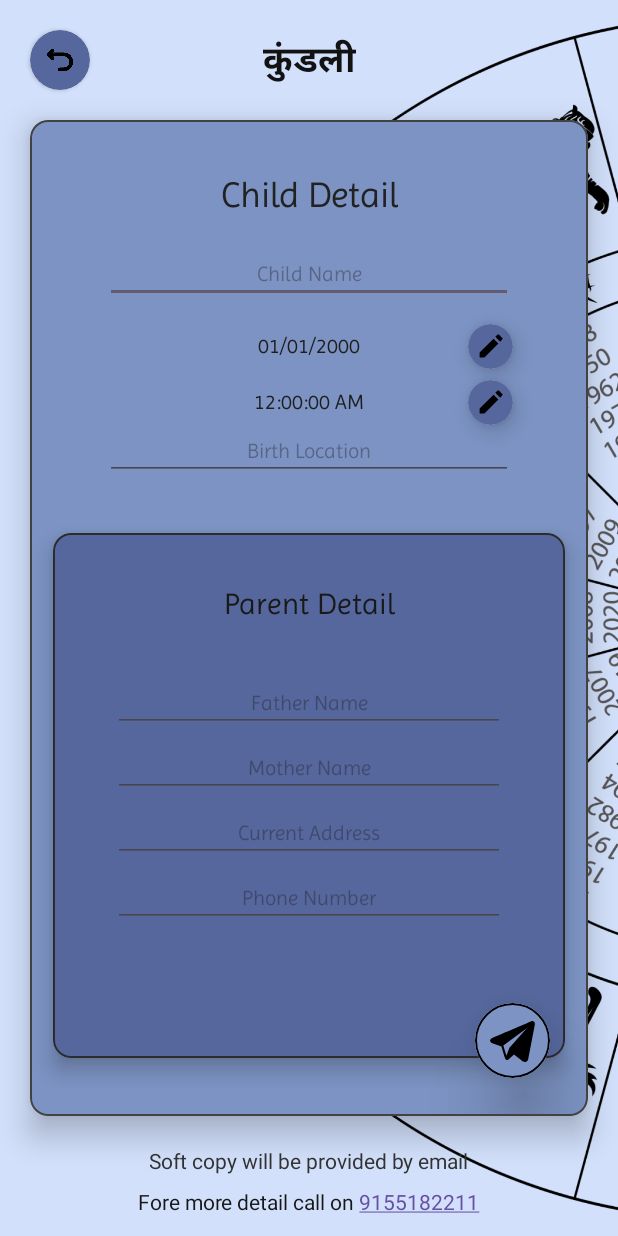
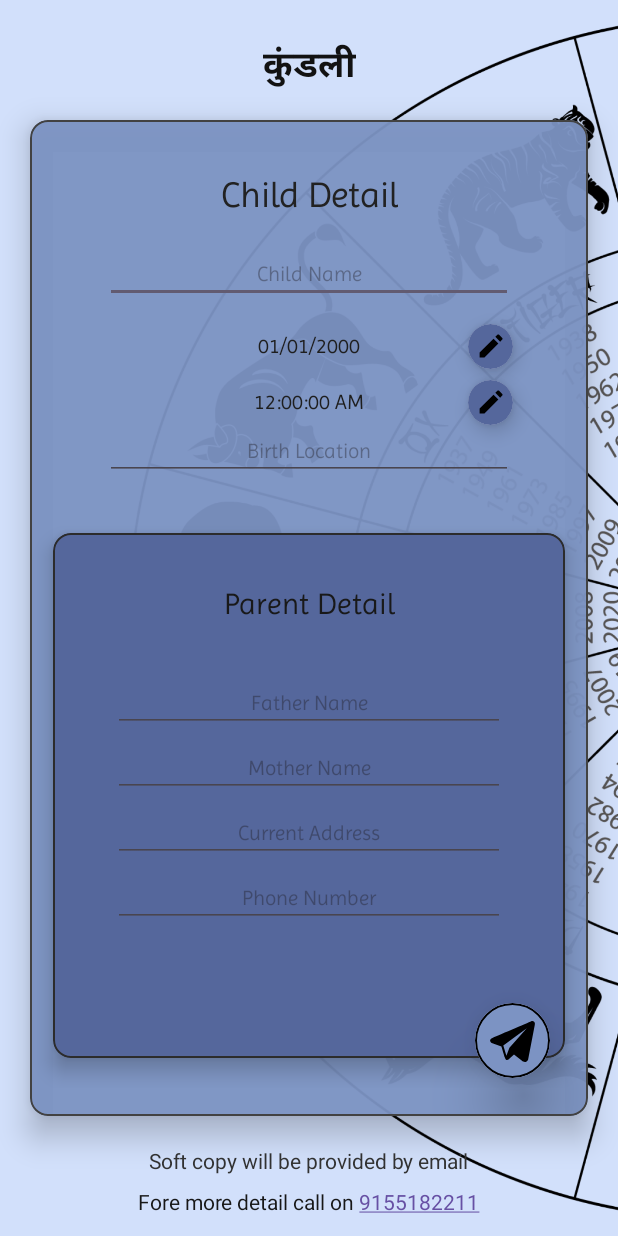
Before and after one commit to akp660/Ganpati_App, an Android app: the Kundali_entry screen opened directly, with no data from a screen before it, on a phone screen of 412 x 824 dp. Run offline under Robolectric (Android 15) with nearby library versions, the phone set to English and light mode, and no system bars; Roboto replaces fonts that are not available here; 1 statement that could not run was skipped.

Commit message:
Updated aarti and kundali layout and added on click listner

```diff
--- a/app/src/main/res/layout/activity_kundali_entry.xml
+++ b/app/src/main/res/layout/activity_kundali_entry.xml
@@ -18,52 +18,20 @@
         app:layout_constraintStart_toStartOf="parent"
         app:layout_constraintTop_toTopOf="parent" />
 
-    <androidx.cardview.widget.CardView
-        android:id="@id/backButton"
-        android:layout_width="40sp"
-        android:layout_height="40sp"
-        android:layout_marginStart="20dp"
-        android:layout_marginTop="20dp"
-        app:cardBackgroundColor="#55679C"
-        app:cardCornerRadius="50sp"
-        app:layout_constraintStart_toStartOf="parent"
-        app:layout_constraintTop_toTopOf="parent">
-
-        <androidx.constraintlayout.widget.ConstraintLayout
-            android:layout_width="match_parent"
-            android:layout_height="match_parent">
-
-            <ImageView
-                android:layout_width="match_parent"
-                android:layout_height="match_parent"
-                android:layout_marginStart="10dp"
-                android:layout_marginTop="10dp"
-                android:layout_marginEnd="10dp"
-                android:layout_marginBottom="10dp"
-                android:src="@drawable/back_icon"
-                app:layout_constraintBottom_toBottomOf="parent"
-                app:layout_constraintEnd_toEndOf="parent"
-                app:layout_constraintStart_toStartOf="parent"
-                app:layout_constraintTop_toTopOf="parent" />
-
-        </androidx.constraintlayout.widget.ConstraintLayout>
-
-    </androidx.cardview.widget.CardView>
-
     <TextView
         android:id="@+id/textView17"
         android:layout_width="wrap_content"
         android:layout_height="wrap_content"
+        android:layout_marginTop="25dp"
         android:fontFamily="@font/tillana_medium"
         android:text="कुंडली"
         android:textAlignment="center"
         android:textColor="#121212"
         android:textSize="24sp"
         android:textStyle="bold"
-        app:layout_constraintBottom_toBottomOf="@+id/backButton"
         app:layout_constraintEnd_toEndOf="parent"
         app:layout_constraintStart_toStartOf="parent"
-        app:layout_constraintTop_toTopOf="@+id/backButton" />
+        app:layout_constraintTop_toTopOf="parent" />
 
     <com.google.android.material.card.MaterialCardView
         android:id="@+id/materialCardView3"
@@ -73,7 +41,7 @@
         android:layout_marginTop="80dp"
         android:layout_marginEnd="20dp"
         android:layout_marginBottom="80dp"
-        app:cardBackgroundColor="#7C93C3"
+        app:cardBackgroundColor="#F37C93C3"
         app:cardElevation="12sp"
         app:layout_constraintBottom_toBottomOf="parent"
         app:layout_constraintEnd_toEndOf="parent"
@@ -89,7 +57,10 @@
             <ScrollView
                 android:id="@+id/scrollView4"
                 android:layout_width="match_parent"
-                android:layout_height="match_parent">
+                android:layout_height="match_parent"
+                app:layout_constraintBottom_toBottomOf="parent"
+                app:layout_constraintStart_toStartOf="parent"
+                app:layout_constraintTop_toTopOf="parent">
 
                 <androidx.constraintlayout.widget.ConstraintLayout
                     android:layout_width="match_parent"
```
